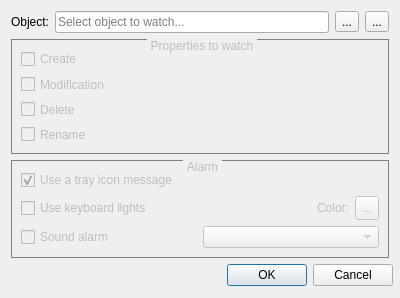
Qt form AddObjectDialog.ui (FelixdelasPozas/FilesystemWatcher) before a commit.
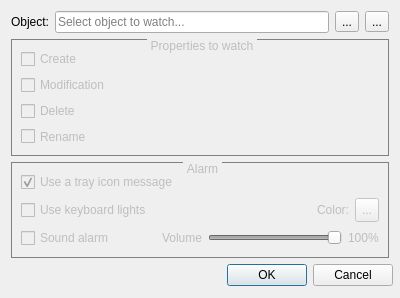
The same form after that commit. Icons and pictures are not drawn.

Commit message: Sound in alarms, volume selection and stop alarms button & action.

What changed in the file:
```diff
--- a/AddObjectDialog.ui
+++ b/AddObjectDialog.ui
@@ -212,7 +212,7 @@
        </layout>
       </item>
       <item>
-       <layout class="QHBoxLayout" name="horizontalLayout_2">
+       <layout class="QHBoxLayout" name="horizontalLayout_2" stretch="1,0,1,0">
         <item>
          <widget class="QCheckBox" name="m_soundAlarm">
           <property name="text">
@@ -221,9 +221,35 @@
          </widget>
         </item>
         <item>
-         <widget class="QComboBox" name="m_alarmCombo">
+         <widget class="QLabel" name="label_3">
+          <property name="text">
+           <string>Volume</string>
+          </property>
+         </widget>
+        </item>
+        <item>
+         <widget class="QSlider" name="m_volumeSlider">
           <property name="enabled">
            <bool>false</bool>
+          </property>
+          <property name="value">
+           <number>99</number>
+          </property>
+          <property name="orientation">
+           <enum>Qt::Horizontal</enum>
+          </property>
+         </widget>
+        </item>
+        <item>
+         <widget class="QLabel" name="m_volumeNumber">
+          <property name="minimumSize">
+           <size>
+            <width>30</width>
+            <height>0</height>
+           </size>
+          </property>
+          <property name="text">
+           <string>100%</string>
           </property>
          </widget>
         </item>
```
The commit also changes 8 other files.
